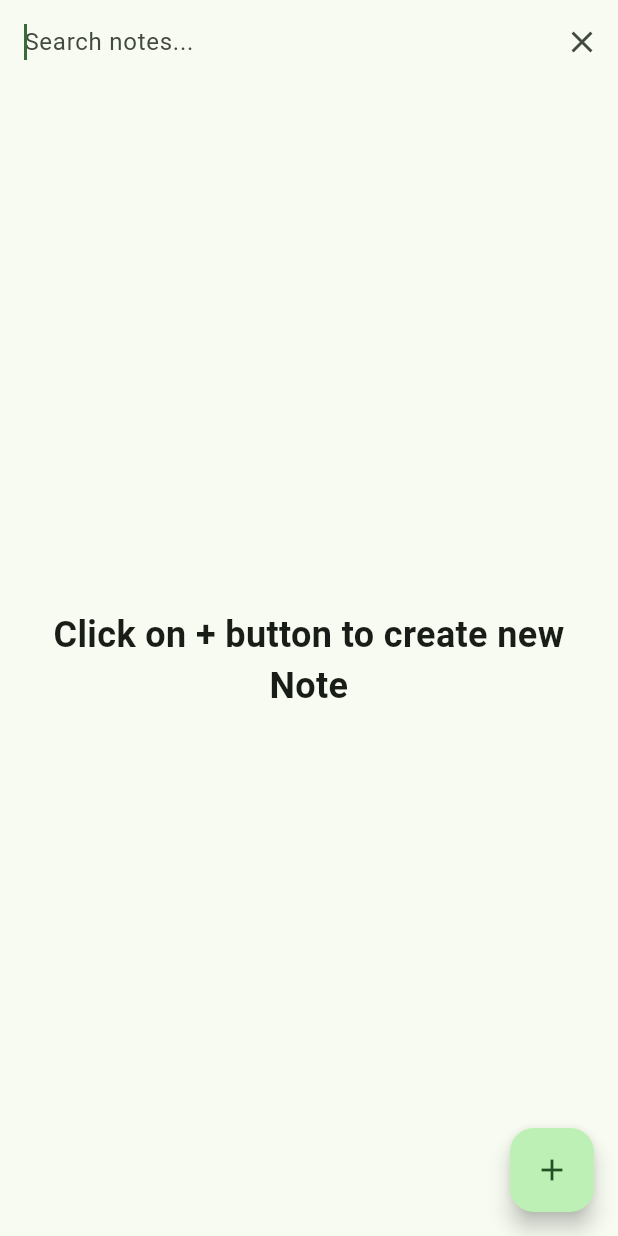
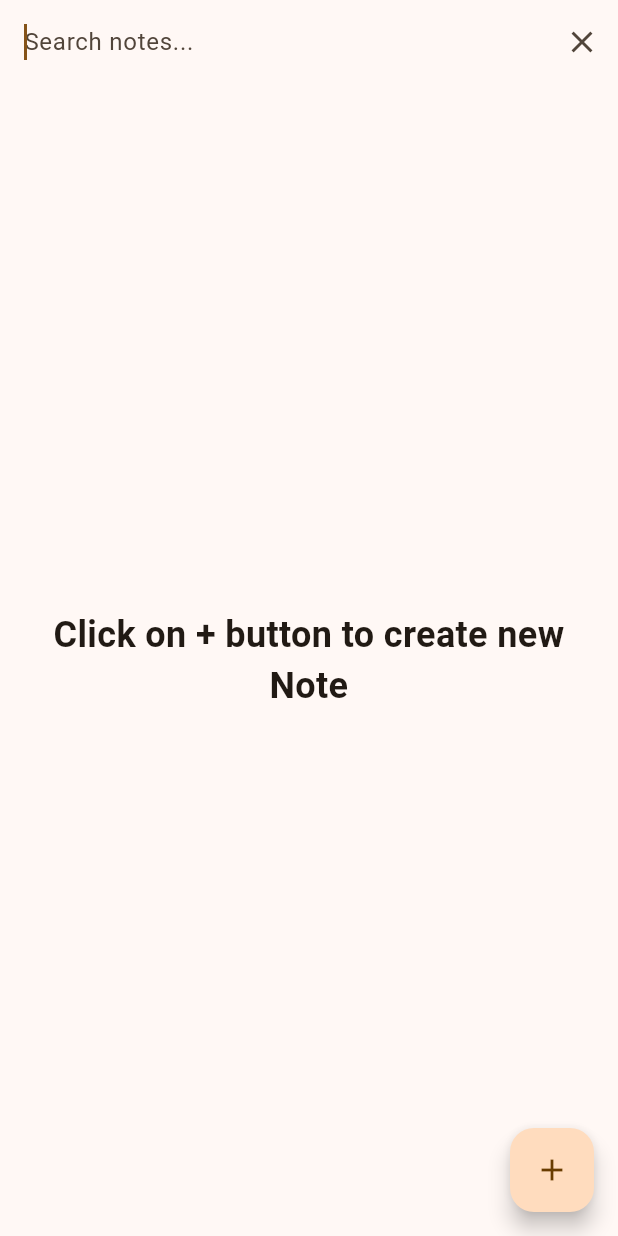
Before and after one commit to chandresh204/Note.It, a Flutter app: the screen it shows after launch, after a tap on the "search" icon, on a phone screen of 412 x 824 dp. Run offline on Flutter 3.47's test engine with Material 3 defaults, Android fonts, the phone set to English and light mode, and no system bars; our stand-ins replace drift, equatable, file_picker, flutter_bloc, get_it, package_info_plus and 2 more; missing offline and left inert: encrypt, interactive_text; accounts and stored records are empty; generated files the repository leaves out were written again.

Commit message:
dynamic color change implemented

```diff
--- a/lib/main.dart
+++ b/lib/main.dart
@@ -16,17 +16,24 @@ void main() {
   runApp(const MyApp());
 }
 
-class MyApp extends StatelessWidget {
+class MyApp extends StatefulWidget {
   const MyApp({super.key});
 
-  // This widget is the root of your application.
+  @override
+  State<MyApp> createState() => _MyAppState();
+}
+
+class _MyAppState extends State<MyApp> {
+
   @override
   Widget build(BuildContext context) {
     return MaterialApp(
       title: 'Notes demo app',
       initialRoute: Routes.splashScreen,
       routes: {
-        Routes.splashScreen : (context) => const SplashScreen(),
+        Routes.splashScreen : (context) => SplashScreen(onThemeSet: () {
+          setState(() {});
+        },),
         Routes.listScreen : (context) => const NoteListScreen(),
         Routes.editScreen : (context) => const NoteEditScreen(),
         Routes.secureIntroductionScreen : (context) => const SecurePasswordIntroduction(),
--- a/lib/ui/splash_screen/splash_screen.dart
+++ b/lib/ui/splash_screen/splash_screen.dart
@@ -1,4 +1,6 @@
 import 'package:flutter/material.dart';
+import 'package:note_it/ui/theme/app_colors.dart';
+import 'package:note_it/ui/theme/themes.dart';
 import 'package:package_info_plus/package_info_plus.dart';
 import 'package:shared_preferences/shared_preferences.dart';
 
@@ -10,7 +12,8 @@ import '../routes.dart';
 import '../theme/text_styles.dart';
 
 class SplashScreen extends StatefulWidget {
-  const SplashScreen({super.key});
+  final Function() onThemeSet;
+  const SplashScreen({super.key, required this.onThemeSet});
 
   @override
   State<SplashScreen> createState() => _SplashScreenState();
@@ -43,6 +46,11 @@ class _SplashScreenState extends State<SplashScreen> {
       RuntimeConstants.currentTextScaler = prefs.getDouble(SharedPreferencesConstants.textScaleFactorPrefString) ?? 1.0;
       final encPassword =  prefs.getString(SharedPreferencesConstants.securePasswordPrefString);
       RuntimeConstants.securePassword = (encPassword == null) ? null : EncDec.getDecryptText(encPassword);
+      final appColor = prefs.getString(SharedPreferencesConstants.themeColorPrefString) ?? AppColors.orange.name;
+      final materialAppColor = (getAppColorFromName(appColor)).mapToMaterialColor();
+      RuntimeConstants.lightThemeData = createLightTheme(materialAppColor);
+      RuntimeConstants.darkThemeData = createDarkTheme(materialAppColor);
+      widget.onThemeSet();
       Future.delayed(Duration(seconds: 1), () {
         if(mounted) {
           Navigator.pushReplacementNamed(context, Routes.listScreen);
--- /dev/null
+++ b/lib/ui/theme/app_colors.dart
@@ -0,0 +1,24 @@
+import 'package:flutter/material.dart';
+
+enum AppColors {
+  orange, blue, green, red
+}
+
+AppColors getAppColorFromName(String name) {
+  return AppColors.values.byName(name);
+}
+
+extension MapToMaterialColor on AppColors {
+  Color mapToMaterialColor() {
+    switch(this) {
+      case AppColors.orange:
+        return Colors.orange;
+      case AppColors.blue:
+        return Colors.blue;
+      case AppColors.green:
+        return Colors.green;
+      case AppColors.red:
+        return Colors.red;
+    }
+  }
+}
--- a/lib/util/shared_preference_constants.dart
+++ b/lib/util/shared_preference_constants.dart
@@ -2,4 +2,5 @@ class SharedPreferencesConstants {
   static const String lastAppVersionPrefString = 'lastAppVersion';
   static const String securePasswordPrefString = 'secureNotes';
   static const String textScaleFactorPrefString = 'textScaleFactor';
+  static const String themeColorPrefString = 'themeColor';
 }
```
